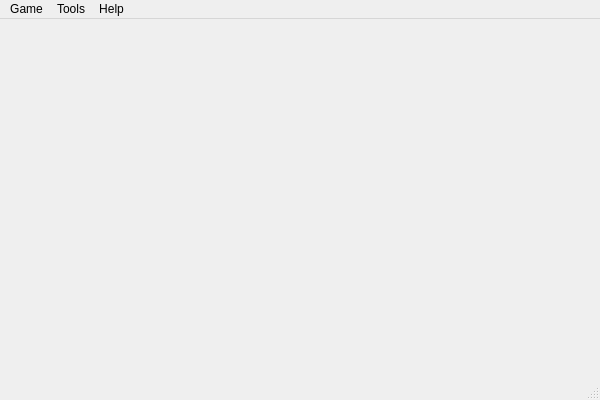
Old version of the form src/mainwindow.ui in the repository Mogara/QSanguosha.
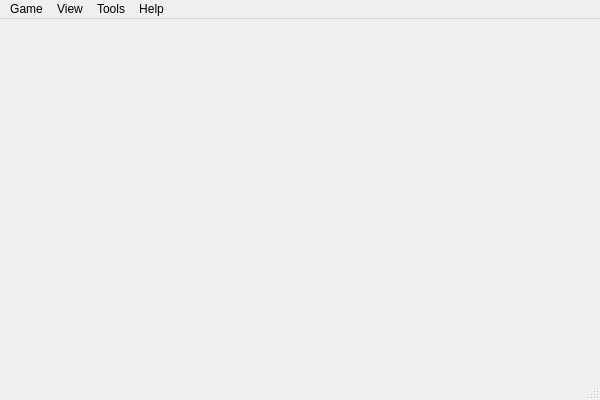
New version of the form. Icons and pictures are not drawn.

```diff
--- a/src/mainwindow.ui
+++ b/src/mainwindow.ui
@@ -61,7 +61,16 @@
     <addaction name="actionAbout_audiere"/>
     <addaction name="actionAbout_libircclient"/>
    </widget>
+   <widget class="QMenu" name="menuView">
+    <property name="title">
+     <string>View</string>
+    </property>
+    <addaction name="actionShow_Hide_Menu"/>
+    <addaction name="actionFullscreen"/>
+    <addaction name="actionMinimize_to_system_tray"/>
+   </widget>
    <addaction name="menuGame"/>
+   <addaction name="menuView"/>
    <addaction name="menuOptions"/>
    <addaction name="menuHelp"/>
   </widget>
```
Left out of the diff: 11 changed lines with no effect on the pictures.
